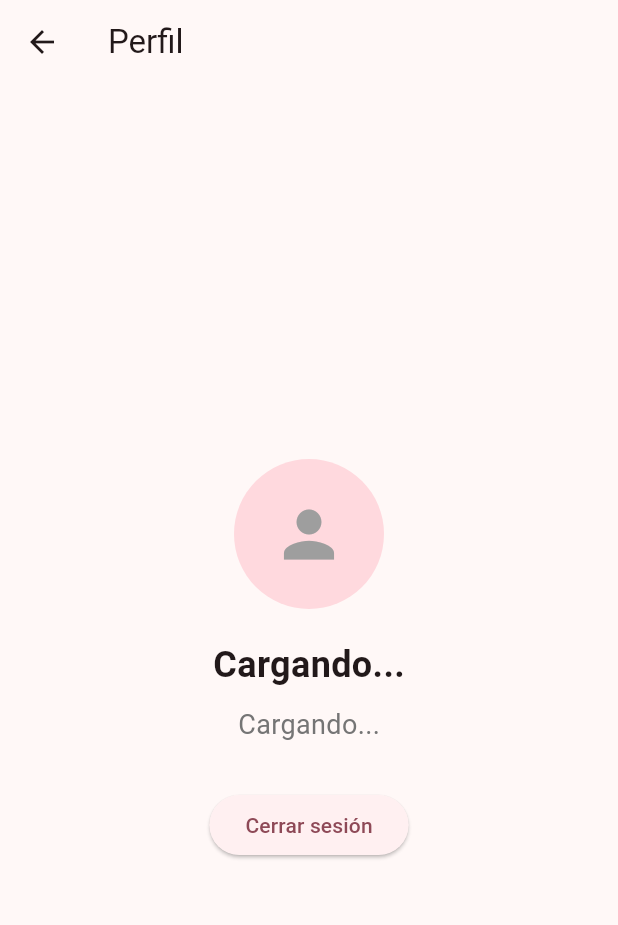
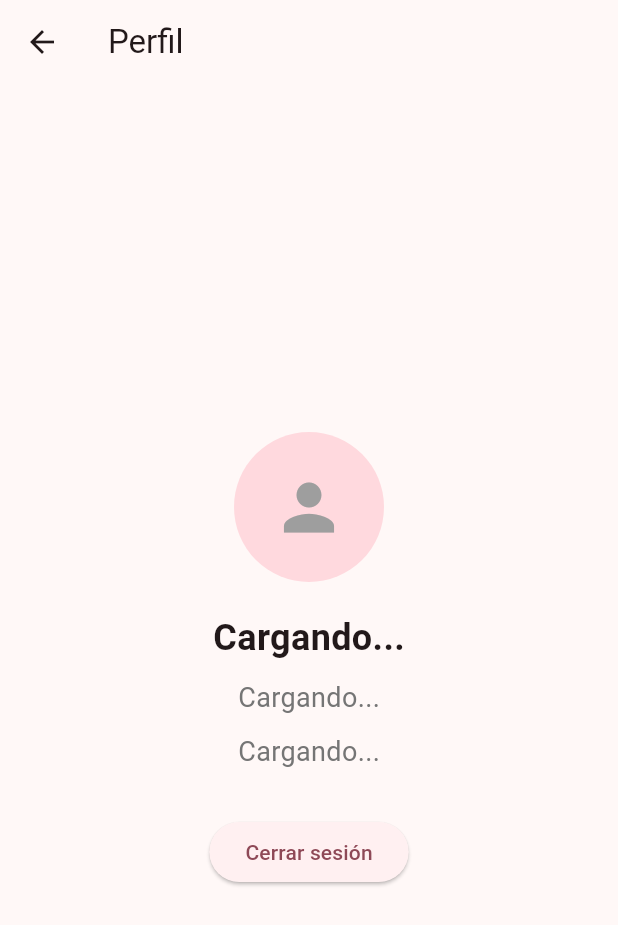
Before and after one commit to AndresMineroR/almacenes, a Flutter app: the screen it shows once a user with an empty profile is signed in, after a tap on the "person" icon, on a phone screen of 412 x 824 dp. Shown: the top 925 px of the screen. Run offline on Flutter 3.47's test engine with Material 3 defaults, Android fonts, the phone set to English and light mode, and no system bars; our stand-ins replace cloud_firestore, date_field, firebase_auth, firebase_core, firebase_storage, fluttertoast and 3 more; missing offline and left inert: firebase_app_check, simple_barcode_scanner; accounts and stored records are empty; network calls fail.

```diff
--- a/lib/main.dart
+++ b/lib/main.dart
@@ -22,6 +22,8 @@ import 'package:almacenes/pages/profile_page.dart';
 import 'firebase_options.dart';
 import 'package:intl/intl_standalone.dart' if (dart.library.html) 'package:intl/intl_browser.dart';
 import 'package:intl/date_symbol_data_local.dart';
+import 'package:firebase_app_check/firebase_app_check.dart';
+import 'package:firebase_core/firebase_core.dart';
 
 
 void main() async {
@@ -31,6 +33,9 @@ void main() async {
   );
   await findSystemLocale();
   await initializeDateFormatting();
+  await FirebaseAppCheck.instance.activate(
+    androidProvider: AndroidProvider.playIntegrity,
+  );
   runApp(const MyApp());
 }
 
--- a/lib/pages/profile_page.dart
+++ b/lib/pages/profile_page.dart
@@ -12,6 +12,7 @@ class _PerfilState extends State<Perfil> {
   String avatarUrl = '';
   String nombre = '';
   String email = '';
+  String telefono = '';
 
   @override
   void initState() {
@@ -38,6 +39,7 @@ class _PerfilState extends State<Perfil> {
           setState(() {
             nombre = userData.data()?['Nombre'] ?? 'Sin nombre'; // Obtiene el campo 'name'
             avatarUrl = userData.data()?['avatarUrl'] ?? '';  // Obtiene el campo 'avatarUrl'
+            telefono = userData.data()?['Telefono'] ?? 'Sin telefono'; // Obtiene el campo 'name'
           });
         }
       }
@@ -81,6 +83,14 @@ class _PerfilState extends State<Perfil> {
                 color: Colors.grey[600],
               ),
             ),
+            const SizedBox(height: 10),
+            Text(
+              telefono.isNotEmpty ? telefono : 'Cargando...',
+              style: TextStyle(
+                fontSize: 18,
+                color: Colors.grey[600],
+              ),
+            ),
             const SizedBox(height: 30),
             ElevatedButton(
               onPressed: () async {
--- a/pubspec.yaml
+++ b/pubspec.yaml
@@ -48,6 +48,7 @@ dependencies:
   animations: ^2.0.3
   image_picker: ^1.1.2
   firebase_storage: ^12.4.4
+  firebase_app_check: ^0.3.2+4
 
 dev_dependencies:
   flutter_test:
```
Also changed, not shown: lib/servicies/auth_service.dart (+11 -7 lines), pubspec.lock, 6 other files.
